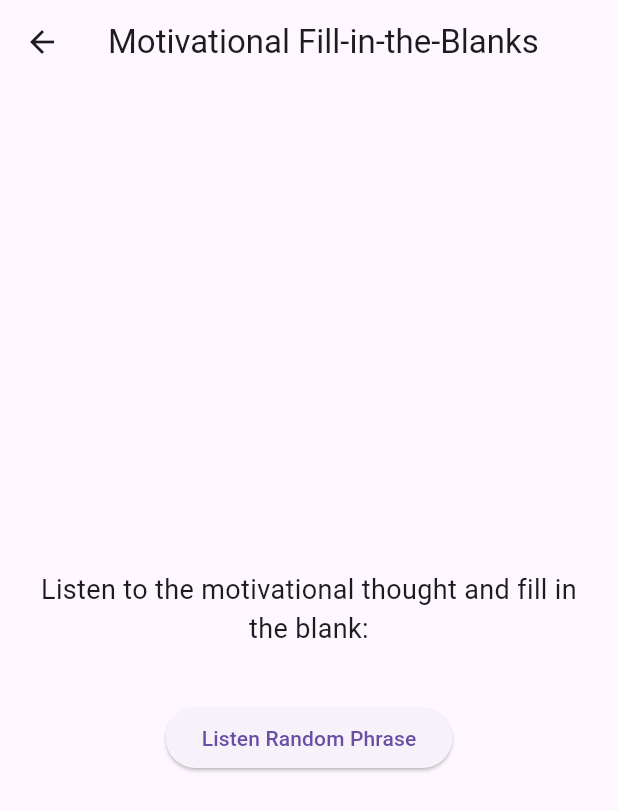
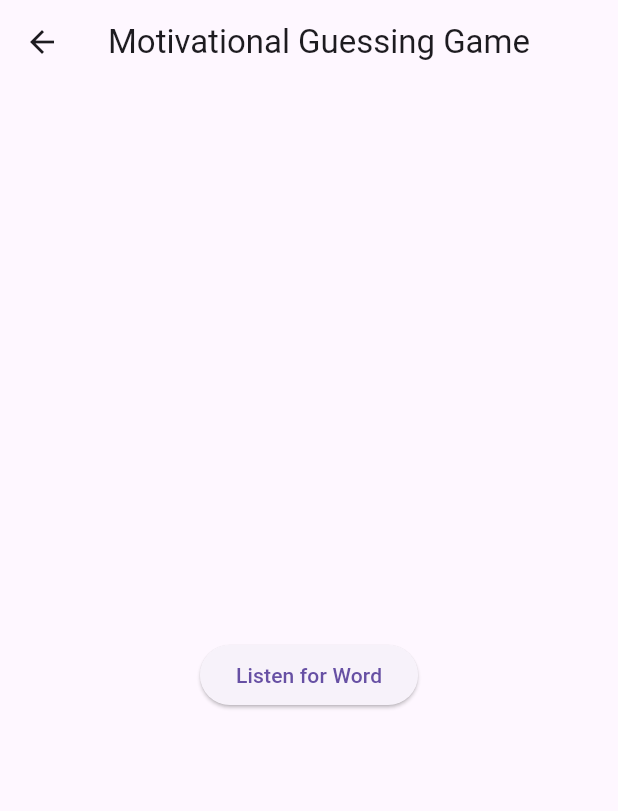
Before and after one commit to Kmann22/audivive, a Flutter app: the MotivationalGame screen opened directly, after a tap on "Start Game", on a phone screen of 412 x 824 dp. Shown: the top 811 px of the screen. Run offline on Flutter 3.47's test engine with Material 3 defaults, Android fonts, the phone set to English and light mode, and no system bars; our stand-ins replace audioplayers, flutter_tts, fluttertoast.

Commit message:
Many of the pages!

```diff
--- a/lib/pages/game_noise_speech.dart
+++ b/lib/pages/game_noise_speech.dart
@@ -11,65 +11,92 @@ class MotivationalGame extends StatefulWidget {
 class _MotivationalGameState extends State<MotivationalGame> {
   final FlutterTts _tts = FlutterTts();
   final AudioPlayer _backgroundPlayer = AudioPlayer();
-  bool _isGameStarted = false; // To track if the game has started
-  int _currentPhaseIndex = 0;
-  bool _isPlayingTrafficNoise = false;
+  bool _isGameStarted = false;
   bool _isGameOver = false;
+  bool _isTrafficNoisePlaying = false;
+  String _wordToGuess = ''; // Store the word to be guessed
 
-  final List<Map<String, dynamic>> _phases = [
-    {
-      "text":
-          "Success is not the key to happiness. Happiness is the key to ___.",
-      "answer": "Success",
-      "options": ["Success", "Freedom", "Life", "Wealth"]
-    },
-    {
-      "text": "Don't watch the clock; do what it ___.",
-      "answer": "Does",
-      "options": ["Wants", "Ticks", "Does", "Says"]
-    },
-    {
-      "text": "The only way to do great work is to ___ what you do.",
-      "answer": "Love",
-      "options": ["Love", "Know", "Understand", "Practice"]
-    },
-    {
-      "text": "Believe you can, and you're ___ there.",
-      "answer": "Almost",
-      "options": ["Almost", "Always", "Not", "Already"]
-    },
+  // List of random words
+  final List<String> _words = [
+    'Success',
+    'Failure',
+    'Love',
+    'Peace',
+    'Growth',
+    'Hope'
   ];
 
+  // Play the crowd noise and trigger word events
   Future<void> _playTrafficNoise() async {
-    setState(() => _isPlayingTrafficNoise = true);
-    await _backgroundPlayer.setSource(AssetSource('assets/sounds/crowd.mp3'));
-    await _backgroundPlayer.setVolume(0.3); // Set traffic sound volume
-    await _backgroundPlayer.setReleaseMode(ReleaseMode.loop); // Loop the audio
+    setState(() {
+      _isTrafficNoisePlaying = true;
+    });
+
+    // Start playing crowd noise
+    await _backgroundPlayer.setSource(AssetSource('sound/crowd.mp3'));
+    await _backgroundPlayer.setVolume(0.3);
+    await _backgroundPlayer
+        .setReleaseMode(ReleaseMode.loop); // Loop the crowd noise
     await _backgroundPlayer.resume();
 
-    // Wait until the traffic noise finishes
-    await Future.delayed(const Duration(
-        seconds: 10)); // Adjust duration as per your audio length
-    if (!_isGameOver) {
-      _showQuestion();
+    // Wait a random time and then speak a random word
+    await _triggerWordDuringNoise();
+  }
+
+  // Trigger the word to be spoken at a random interval
+  Future<void> _triggerWordDuringNoise() async {
+    final random = Random();
+    _wordToGuess = _words[random.nextInt(_words.length)];
+
+    // Randomly delay the word speaking
+    int wordDelay = random.nextInt(5) + 1; // Random delay between 1-5 seconds
+
+    // Wait for the delay and speak the word
+    await Future.delayed(Duration(seconds: wordDelay));
+    await _tts.speak(_wordToGuess);
+
+    // Wait until the crowd sound ends before showing the guess dialog
+    await _backgroundPlayer.onPlayerComplete;
+    _showGuessDialog();
+  }
+
+  // Show a dialog to ask the user to guess the word
+  void _showGuessDialog() {
+    showDialog(
+      context: context,
+      builder: (_) => AlertDialog(
+        title: Text("Guess the Word!"),
+        content: Text("What was the word spoken?"),
+        actions: [
+          TextField(
+            onSubmitted: (guess) {
+              _checkAnswer(guess);
+              Navigator.of(context).pop();
+            },
+            decoration: InputDecoration(hintText: "Enter your guess here"),
+          ),
+          TextButton(
+            onPressed: () {
+              // Handle submit button
+              _checkAnswer("Some guess");
+            },
+            child: const Text("Submit"),
+          ),
+        ],
+      ),
+    );
+  }
+
+  // Check the user's answer
+  void _checkAnswer(String guess) {
+    if (guess.toLowerCase() == _wordToGuess.toLowerCase()) {
+      _showResult("Correct! The word was '$_wordToGuess'.");
+    } else {
+      _showResult("Incorrect. The word was '$_wordToGuess'.");
     }
   }
 
-  Future<void> _speakPhase(String text) async {
-    await _tts.setSpeechRate(0.5); // Adjust speed
-    await _tts.setVolume(1.0); // Speech volume
-    await _tts.speak(text);
-  }
-
-  void _checkAnswer(String selectedOption) {
-    final correctAnswer = _phases[_currentPhaseIndex]["answer"];
-    if (selectedOption == correctAnswer) {
-      _showResult("Winner! Correct Answer.");
-    } else {
-      _showResult("Loser! Incorrect Answer.");
-    }
-  }
-
+  // Show the result of the guess
   void _showResult(String message) {
     showDialog(
       context: context,
@@ -80,13 +107,9 @@ class _MotivationalGameState extends State<MotivationalGame> {
             onPressed: () {
               Navigator.of(context).pop();
               setState(() {
-                if (_currentPhaseIndex < _phases.length - 1) {
-                  _currentPhaseIndex++;
-                } else {
-                  _currentPhaseIndex = 0; // Restart game
-                }
+                _isGameOver = false;
               });
-              _playTrafficNoise(); // Play traffic noise before the next phase
+              _playTrafficNoise(); // Restart with crowd noise
             },
             child: const Text("Next"),
           ),
@@ -95,50 +118,13 @@ class _MotivationalGameState extends State<MotivationalGame> {
     );
   }
 
-  void _startPhase() {
-    final phaseText = _phases[_currentPhaseIndex]["text"];
-    _speakPhase(phaseText);
-  }
-
-  // Randomly speak phrases
-  void _randomSpeak() {
-    final random = Random();
-    if (_isGameStarted && !_isGameOver) {
-      Future.delayed(Duration(seconds: random.nextInt(5) + 5), () {
-        if (!_isGameOver) {
-          final randomPhrase = _phases[random.nextInt(_phases.length)]["text"];
-          _speakPhase(randomPhrase);
-        }
+  // Start the game
+  void _startGame() {
+    setState(() {
+      _isGameStarted = true;
+      _isGameOver = false;
     });
-    }
-  }
-
-  // Show fill-in-the-blank question
-  void _showQuestion() {
-    setState(() {
-      _isGameOver = true;
-    });
-    final currentPhase = _phases[_currentPhaseIndex];
-    showDialog(
-      context: context,
-      builder: (_) => AlertDialog(
-        title: Text(currentPhase["text"]),
-        content: Column(
-          mainAxisSize: MainAxisSize.min,
-          children: currentPhase["options"].map<Widget>((option) {
-            return ElevatedButton(
-              onPressed: () => _checkAnswer(option),
-              child: Text(option),
-            );
-          }).toList(),
-        ),
-      ),
-    );
-  }
-
-  @override
-  void initState() {
-    super.initState();
+    _playTrafficNoise();
   }
 
   @override
@@ -151,35 +137,27 @@ class _MotivationalGameState extends State<MotivationalGame> {
   @override
   Widget build(BuildContext context) {
     return Scaffold(
-      appBar: AppBar(title: const Text("Motivational Fill-in-the-Blanks")),
-      body: _isGameStarted
+      appBar: AppBar(title: const Text("Motivational Guessing Game")),
+      body: Center(
+        child: _isGameStarted
             ? Column(
                 mainAxisAlignment: MainAxisAlignment.center,
                 children: [
-                Padding(
-                  padding: const EdgeInsets.all(16.0),
-                  child: Text(
-                    "Listen to the motivational thought and fill in the blank:",
-                    textAlign: TextAlign.center,
-                    style: const TextStyle(fontSize: 18),
-                  ),
+                  if (!_isTrafficNoisePlaying)
+                    ElevatedButton(
+                      onPressed: _playTrafficNoise,
+                      child: const Text("Play Traffic Noise"),
                     ),
                   const SizedBox(height: 20),
                   if (!_isGameOver)
                     ElevatedButton(
-                    onPressed: _randomSpeak,
-                    child: const Text("Listen Random Phrase"),
+                      onPressed: _triggerWordDuringNoise,
+                      child: const Text("Listen for Word"),
                     ),
                 ],
               )
-          : Center(
-              child: ElevatedButton(
-                onPressed: () {
-                  setState(() {
-                    _isGameStarted = true;
-                  });
-                  _playTrafficNoise(); // Start the game with traffic noise
-                },
+            : ElevatedButton(
+                onPressed: _startGame,
                 child: const Text("Start Game"),
               ),
       ),
--- a/pubspec.yaml
+++ b/pubspec.yaml
@@ -38,6 +38,8 @@ dependencies:
   just_audio: ^0.9.42
   audioplayers: ^6.1.0
   flutter_tts: ^4.2.0
+  flutter_sound: ^9.17.8
+  fluttertoast: ^8.2.10
 
 dev_dependencies:
   flutter_test:
```
Also changed, not shown: lib/pages/game_rhythm.dart (added, +138 -0 lines), lib/pages/game_sound_identify.dart (added, +123 -0 lines), lib/pages/game_zone.dart (+71 -37 lines), pubspec.lock, 10 other files. Lines whose indentation alone changed are shown as unchanged.
